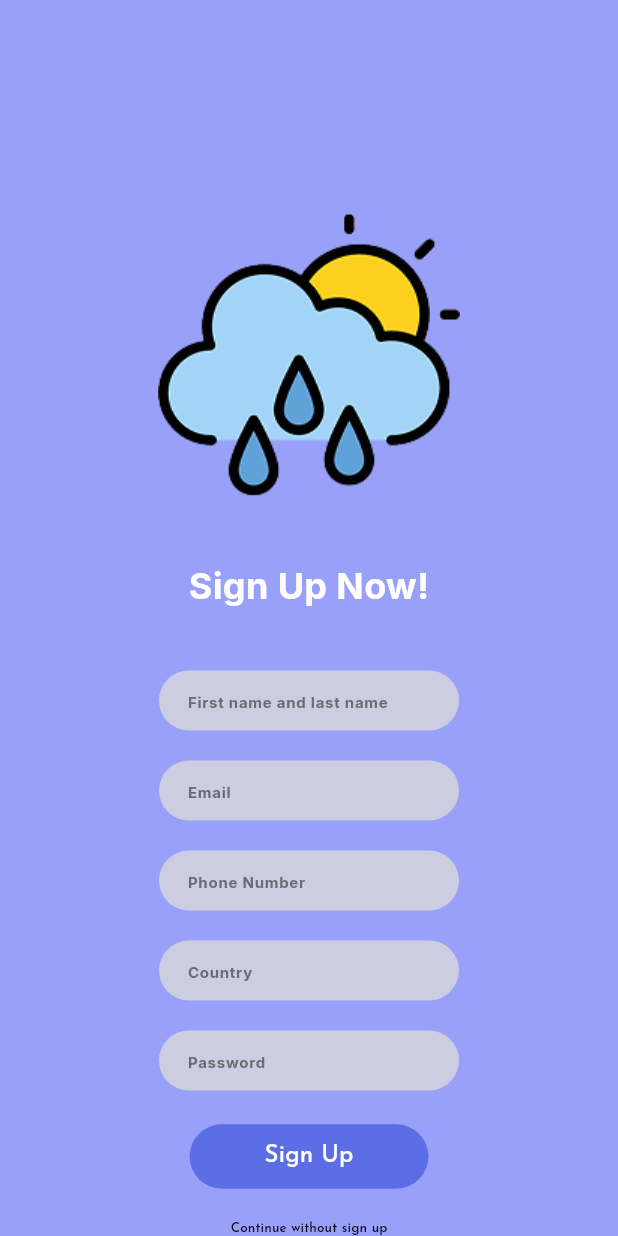
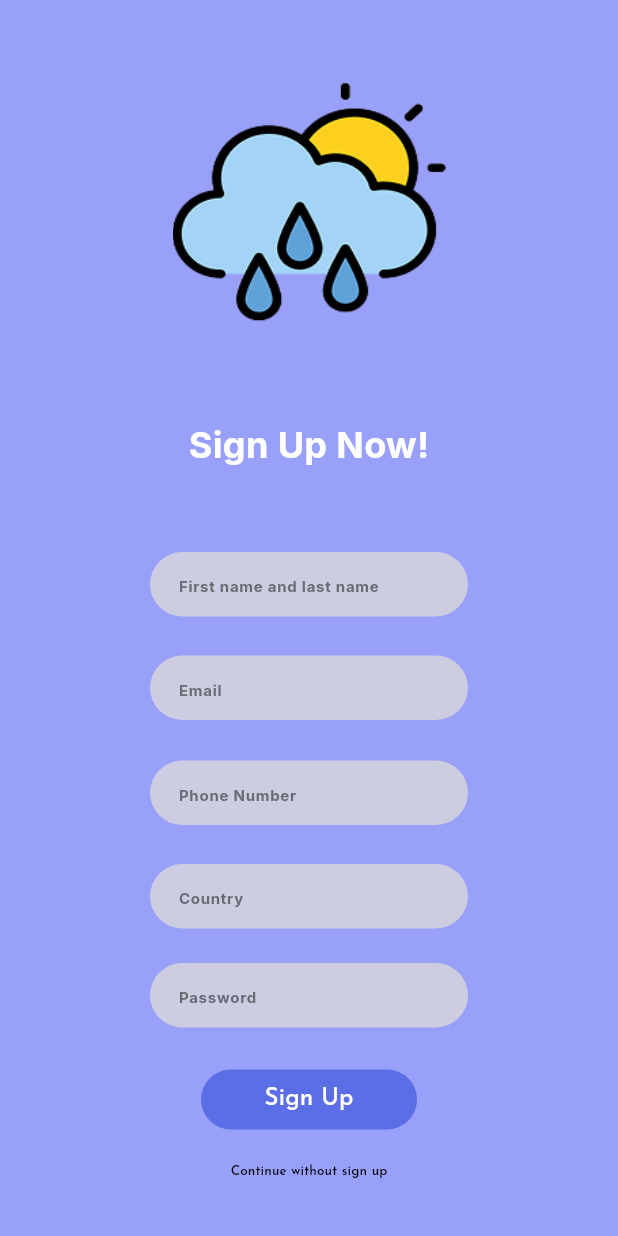
Before and after one commit to Marwannnnnntarek/weather_figma, a Flutter app: the RegisterView screen opened by its route, on a phone screen of 412 x 824 dp. Run offline on Flutter 3.47's test engine with Material 3 defaults, Android fonts, the phone set to English and light mode, and no system bars; our stand-ins replace go_router, google_fonts.

Commit message:
finish register view

```diff
--- /dev/null
+++ b/lib/features/register/presentation/views/widgets/RegisterImage.dart
@@ -0,0 +1,25 @@
+import 'package:flutter/material.dart';
+import 'package:myapp/core/helpers/assetsData.dart';
+
+class RegisterImage extends StatelessWidget {
+  const RegisterImage({super.key});
+
+  @override
+  Widget build(BuildContext context) {
+    return Padding(
+      padding: const EdgeInsets.only(top: 53, bottom: 63),
+      child: Container(
+        height: 163,
+        width: 182,
+        decoration: BoxDecoration(
+          borderRadius: BorderRadius.circular(10),
+          // color: Colors.red,
+          image: DecorationImage(
+            fit: BoxFit.fill,
+            image: AssetImage(AssetsData.logo),
+          ),
+        ),
+      ),
+    );
+  }
+}
--- a/lib/features/register/presentation/views/widgets/RegisterTextField.dart
+++ b/lib/features/register/presentation/views/widgets/RegisterTextField.dart
@@ -7,18 +7,19 @@ class RegisterTextField extends StatelessWidget {
   @override
   Widget build(BuildContext context) {
     return SizedBox(
-      width: 200,
-      height: 40,
+      width: 212,
+      height: 43,
       child: TextField(
         decoration: InputDecoration(
           border: OutlineInputBorder(
             borderSide: BorderSide.none,
-            borderRadius: BorderRadius.circular(300),
+            borderRadius: BorderRadius.circular(30),
           ),
 
           filled: true,
           fillColor: Color(0xFFcccde0),
           hintText: hint,
+
           hintStyle: GoogleFonts.inter(
             fontSize: 10,
             color: Color(0xFF6b6b76),
--- a/lib/features/register/presentation/views/widgets/RegisterViewBody.dart
+++ b/lib/features/register/presentation/views/widgets/RegisterViewBody.dart
@@ -1,10 +1,9 @@
 import 'package:flutter/material.dart';
 import 'package:google_fonts/google_fonts.dart';
+import 'package:myapp/features/register/presentation/views/widgets/RegisterImage.dart';
 import 'package:myapp/features/register/presentation/views/widgets/RegisterTextField.dart';
 import 'package:myapp/features/register/presentation/views/widgets/SignUpButton.dart';
 import 'package:myapp/features/register/presentation/views/widgets/WithoutSignUpButton.dart';
-
-import 'package:myapp/features/start/presentation/views/widgets/startImage.dart';
 
 class RegisterViewBody extends StatelessWidget {
   const RegisterViewBody({super.key});
@@ -16,28 +15,29 @@ class RegisterViewBody extends StatelessWidget {
         child: Column(
           mainAxisAlignment: MainAxisAlignment.center,
           children: [
-            StartImage(),
-            SizedBox(height: 40),
-            Text(
-              'Sign Up Now!',
-              style: GoogleFonts.inter(
-                fontSize: 24,
-                fontWeight: FontWeight.bold,
-                color: Colors.white,
+            RegisterImage(),
+            Padding(
+              padding: const EdgeInsets.only(bottom: 55),
+              child: Text(
+                'Sign Up Now!',
+                style: GoogleFonts.inter(
+                  fontSize: 24,
+                  fontWeight: FontWeight.bold,
+                  color: Colors.white,
+                ),
               ),
             ),
-            SizedBox(height: 40),
             RegisterTextField(hint: 'First name and last name'),
-            SizedBox(height: 20),
+            SizedBox(height: 26),
             RegisterTextField(hint: 'Email'),
-            SizedBox(height: 20),
+            SizedBox(height: 27),
             RegisterTextField(hint: 'Phone Number'),
-            SizedBox(height: 20),
+            SizedBox(height: 26),
             RegisterTextField(hint: 'Country'),
-            SizedBox(height: 20),
+            SizedBox(height: 23),
             RegisterTextField(hint: 'Password'),
-            SizedBox(height: 20),
-            SignUpButton(email: 'marwan@gmail.com', password: 'kjgaskjgfjkaf',),
+            SizedBox(height: 24),
+            SignUpButton(),
             WithoutSignUpButton(),
           ],
         ),
--- a/lib/features/register/presentation/views/widgets/SignUpButton.dart
+++ b/lib/features/register/presentation/views/widgets/SignUpButton.dart
@@ -1,35 +1,20 @@
-import 'package:firebase_auth/firebase_auth.dart';
 import 'package:flutter/material.dart';
 import 'package:google_fonts/google_fonts.dart';
 
 class SignUpButton extends StatelessWidget {
-  const SignUpButton({super.key, required this.email, required this.password});
+  const SignUpButton({super.key});
 
-  final String email, password;
   @override
   Widget build(BuildContext context) {
     return TextButton(
-      onPressed: () async {
-        try {
-          UserCredential userCredential = await FirebaseAuth.instance
-              .createUserWithEmailAndPassword(email: email, password: password);
-          print("User registered: ${userCredential.user?.email}");
-          ScaffoldMessenger.of(context).showSnackBar(
-            SnackBar(content: Text('User registered successfully!')),
-          );
-        } catch (e) {
-          print("Error: $e");
-          ScaffoldMessenger.of(
-            context,
-          ).showSnackBar(SnackBar(content: Text('Registration failed: $e')));
-        }
-      },
+      onPressed: () {},
       style: TextButton.styleFrom(
         foregroundColor: Colors.white, // Text color
         backgroundColor: Color(0xFF5c6ee5), // Button background color
-        padding: EdgeInsets.symmetric(horizontal: 50, vertical: 10), // Padding
+        padding: EdgeInsets.zero,
+        fixedSize: Size(144, 33),
         shape: RoundedRectangleBorder(
-          borderRadius: BorderRadius.circular(80),
+          borderRadius: BorderRadius.circular(50),
         ), // Rounded corners
       ),
       child: Text(
--- a/lib/features/register/presentation/views/widgets/WithoutSignUpButton.dart
+++ b/lib/features/register/presentation/views/widgets/WithoutSignUpButton.dart
@@ -2,13 +2,13 @@ import 'package:flutter/material.dart';
 import 'package:google_fonts/google_fonts.dart';
 
 class WithoutSignUpButton extends StatelessWidget {
-  const WithoutSignUpButton({
-    super.key,
-  });
+  const WithoutSignUpButton({super.key});
 
   @override
   Widget build(BuildContext context) {
-    return TextButton(
+    return Padding(
+      padding: const EdgeInsets.only(bottom: 76),
+      child: TextButton(
         onPressed: () {},
         style: TextButton.styleFrom(
           foregroundColor: Colors.black, // Text color
@@ -20,6 +20,7 @@ class WithoutSignUpButton extends StatelessWidget {
             fontWeight: FontWeight.w500,
           ),
         ),
+      ),
     );
   }
 }
```
Also changed, not shown: 4 other files. Lines whose indentation alone changed are shown as unchanged.
